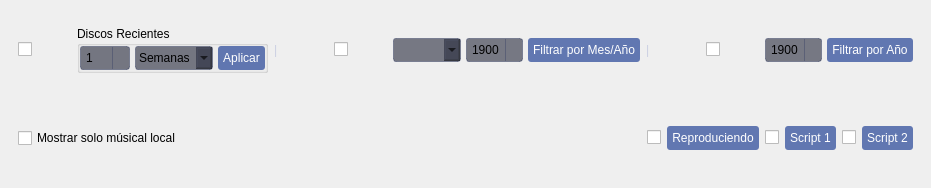
This is ui/fuzzy/music_fuzzy_advanced_settings.ui in volteret4/mfuz as Qt 5 draws it before an edit. The edited form follows.
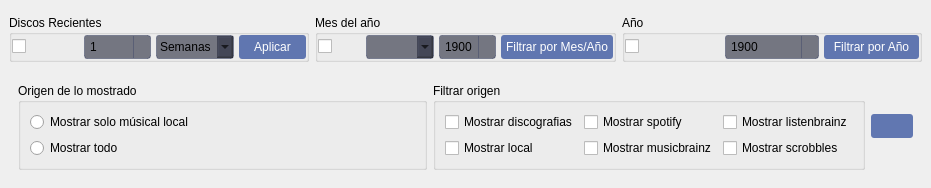
This is the edited form. Icons and pictures are not drawn.

Commit message: FUZZY UI ajustes avanzados

```diff
--- a/ui/fuzzy/music_fuzzy_advanced_settings.ui
+++ b/ui/fuzzy/music_fuzzy_advanced_settings.ui
@@ -59,23 +59,18 @@
       <item>
        <widget class="QWidget" name="fechas_widget" native="true">
         <layout class="QHBoxLayout" name="horizontalLayout_2">
-         <item>
-          <widget class="QCheckBox" name="show_time_unit_check">
-           <property name="text">
-            <string/>
-           </property>
-           <property name="icon">
-            <iconset resource="../../images.qrc">
-             <normaloff>:/services/ads</normaloff>:/services/ads</iconset>
-           </property>
-           <property name="iconSize">
-            <size>
-             <width>32</width>
-             <height>32</height>
-            </size>
-           </property>
-          </widget>
-         </item>
+         <property name="leftMargin">
+          <number>0</number>
+         </property>
+         <property name="topMargin">
+          <number>0</number>
+         </property>
+         <property name="rightMargin">
+          <number>0</number>
+         </property>
+         <property name="bottomMargin">
+          <number>0</number>
+         </property>
          <item>
           <widget class="QGroupBox" name="time_unit_groupBox">
            <property name="sizePolicy">
@@ -103,6 +98,23 @@
             <property name="bottomMargin">
              <number>0</number>
             </property>
+            <item>
+             <widget class="QCheckBox" name="show_time_unit_check">
+              <property name="text">
+               <string/>
+              </property>
+              <property name="icon">
+               <iconset resource="../../images.qrc">
+                <normaloff>:/services/ads</normaloff>:/services/ads</iconset>
+              </property>
+              <property name="iconSize">
+               <size>
+                <width>32</width>
+                <height>32</height>
+               </size>
+              </property>
+             </widget>
+            </item>
             <item>
              <widget class="QSpinBox" name="time_value">
               <property name="minimum">
@@ -146,42 +158,15 @@
           </widget>
          </item>
          <item>
-          <widget class="QLabel" name="separator1">
-           <property name="styleSheet">
-            <string notr="true">color: rgba(169, 177, 214, 0.5);</string>
-           </property>
-           <property name="text">
-            <string>|</string>
-           </property>
-          </widget>
-         </item>
-         <item>
-          <widget class="QCheckBox" name="show_month_year_check">
-           <property name="text">
-            <string/>
-           </property>
-           <property name="icon">
-            <iconset resource="../../images.qrc">
-             <normaloff>:/services/ads</normaloff>:/services/ads</iconset>
-           </property>
-           <property name="iconSize">
-            <size>
-             <width>32</width>
-             <height>32</height>
-            </size>
-           </property>
-          </widget>
-         </item>
-         <item>
-          <widget class="QFrame" name="month_year_frame">
+          <widget class="QGroupBox" name="month_year_groupBox">
            <property name="sizePolicy">
             <sizepolicy hsizetype="Preferred" vsizetype="Fixed">
              <horstretch>0</horstretch>
              <verstretch>0</verstretch>
             </sizepolicy>
            </property>
-           <property name="frameShape">
-            <enum>QFrame::Shape::NoFrame</enum>
+           <property name="title">
+            <string>Mes del año</string>
            </property>
            <layout class="QHBoxLayout" name="month_year_layout">
             <property name="spacing">
@@ -199,6 +184,23 @@
             <property name="bottomMargin">
              <number>0</number>
             </property>
+            <item>
+             <widget class="QCheckBox" name="show_month_year_check">
+              <property name="text">
+               <string/>
+              </property>
+              <property name="icon">
+               <iconset resource="../../images.qrc">
+                <normaloff>:/services/ads</normaloff>:/services/ads</iconset>
+              </property>
+              <property name="iconSize">
+               <size>
+                <width>32</width>
+                <height>32</height>
+               </size>
+              </property>
+             </widget>
+            </item>
             <item>
              <widget class="QComboBox" name="month_combo"/>
             </item>
@@ -229,42 +231,15 @@
           </widget>
          </item>
          <item>
-          <widget class="QLabel" name="separator2">
-           <property name="styleSheet">
-            <string notr="true">color: rgba(169, 177, 214, 0.5);</string>
-           </property>
-           <property name="text">
-            <string>|</string>
-           </property>
-          </widget>
-         </item>
-         <item>
-          <widget class="QCheckBox" name="show_year_check">
-           <property name="text">
-            <string/>
-           </property>
-           <property name="icon">
-            <iconset resource="../../images.qrc">
-             <normaloff>:/services/ads</normaloff>:/services/ads</iconset>
-           </property>
-           <property name="iconSize">
-            <size>
-             <width>32</width>
-             <height>32</height>
-            </size>
-           </property>
-          </widget>
-         </item>
-         <item>
-          <widget class="QFrame" name="year_frame">
+          <widget class="QGroupBox" name="year_groupBox">
            <property name="sizePolicy">
             <sizepolicy hsizetype="Preferred" vsizetype="Fixed">
              <horstretch>0</horstretch>
              <verstretch>0</verstretch>
             </sizepolicy>
            </property>
-           <property name="frameShape">
-            <enum>QFrame::Shape::NoFrame</enum>
+           <property name="title">
+            <string>Año</string>
            </property>
            <layout class="QHBoxLayout" name="year_layout">
             <property name="spacing">
@@ -282,6 +257,23 @@
             <property name="bottomMargin">
              <number>0</number>
             </property>
+            <item>
+             <widget class="QCheckBox" name="show_year_check">
+              <property name="text">
+               <string/>
+              </property>
+              <property name="icon">
+               <iconset resource="../../images.qrc">
+                <normaloff>:/services/ads</normaloff>:/services/ads</iconset>
+              </property>
+              <property name="iconSize">
+               <size>
+                <width>32</width>
+                <height>32</height>
+               </size>
+              </property>
+             </widget>
+            </item>
             <item>
              <widget class="QSpinBox" name="year_only_spin">
               <property name="minimum">
@@ -309,76 +301,91 @@
        <widget class="QWidget" name="botones_widget" native="true">
         <layout class="QHBoxLayout" name="horizontalLayout">
          <item>
-          <widget class="QCheckBox" name="only_local_files">
-           <property name="text">
-            <string>Mostrar solo músical local</string>
+          <widget class="QGroupBox" name="groupBox_2">
+           <property name="title">
+            <string>Origen de lo mostrado</string>
            </property>
+           <layout class="QVBoxLayout" name="verticalLayout_2">
+            <item>
+             <widget class="QRadioButton" name="only_local_files">
+              <property name="text">
+               <string>Mostrar solo músical local</string>
+              </property>
+             </widget>
+            </item>
+            <item>
+             <widget class="QRadioButton" name="show_all">
+              <property name="text">
+               <string>Mostrar todo</string>
+              </property>
+             </widget>
+            </item>
+           </layout>
           </widget>
          </item>
          <item>
-          <spacer name="horizontalSpacer">
-           <property name="orientation">
-            <enum>Qt::Orientation::Horizontal</enum>
+          <widget class="QGroupBox" name="groupBox_3">
+           <property name="title">
+            <string>Filtrar origen</string>
            </property>
-           <property name="sizeHint" stdset="0">
-            <size>
-             <width>40</width>
-             <height>20</height>
-            </size>
-           </property>
-          </spacer>
-         </item>
-         <item>
-          <widget class="QCheckBox" name="show_playing_check">
-           <property name="text">
-            <string/>
-           </property>
-           <property name="icon">
-            <iconset resource="../../images.qrc">
-             <normaloff>:/services/ads</normaloff>:/services/ads</iconset>
-           </property>
-           <property name="iconSize">
-            <size>
-             <width>32</width>
-             <height>32</height>
-            </size>
-           </property>
+           <layout class="QGridLayout" name="gridLayout">
+            <item row="0" column="0">
+             <widget class="QCheckBox" name="discografia_check">
+              <property name="text">
+               <string>Mostrar discografias</string>
+              </property>
+             </widget>
+            </item>
+            <item row="0" column="1">
+             <widget class="QCheckBox" name="spotify_check">
+              <property name="text">
+               <string>Mostrar spotify</string>
+              </property>
+             </widget>
+            </item>
+            <item row="0" column="2">
+             <widget class="QCheckBox" name="listenbrainz_check">
+              <property name="text">
+               <string>Mostrar listenbrainz</string>
+              </property>
+             </widget>
+            </item>
+            <item row="1" column="2">
+             <widget class="QCheckBox" name="scrobbles_check">
+              <property name="text">
+               <string>Mostrar scrobbles</string>
+              </property>
+             </widget>
+            </item>
+            <item row="1" column="0">
+             <widget class="QCheckBox" name="local_check">
+              <property name="text">
+               <string>Mostrar local</string>
+              </property>
+             </widget>
+            </item>
+            <item row="1" column="1">
+             <widget class="QCheckBox" name="musicbrainz_check">
+              <property name="text">
+               <string>Mostrar musicbrainz</string>
+              </property>
+             </widget>
+            </item>
+           </layout>
           </widget>
          </item>
          <item>
-          <widget class="QPushButton" name="playing_button_inactive">
-           <property name="text">
-            <string>Reproduciendo</string>
+          <widget class="QPushButton" name="pushButton">
+           <property name="sizePolicy">
+            <sizepolicy hsizetype="Fixed" vsizetype="Fixed">
+             <horstretch>0</horstretch>
+             <verstretch>0</verstretch>
+            </sizepolicy>
            </property>
-          </widget>
-         </item>
-         <item>
-          <widget class="QCheckBox" name="show_script_1_check">
-           <property name="text">
-            <string/>
+           <property name="toolTip">
+            <string>Personalizar botones</string>
            </property>
-           <property name="icon">
-            <iconset resource="../../images.qrc">
-             <normaloff>:/services/ads</normaloff>:/services/ads</iconset>
-           </property>
-           <property name="iconSize">
-            <size>
-             <width>32</width>
-             <height>32</height>
-            </size>
-           </property>
-          </widget>
-         </item>
-         <item>
-          <widget class="QPushButton" name="script_1_button">
            <property name="text">
-            <string>Script 1</string>
-           </property>
-          </widget>
-         </item>
-         <item>
-          <widget class="QCheckBox" name="show_script_2_check">
-           <property name="text">
             <string/>
            </property>
            <property name="icon">
@@ -391,12 +398,8 @@
              <height>32</height>
             </size>
            </property>
-          </widget>
-         </item>
-         <item>
-          <widget class="QPushButton" name="script_2_button">
-           <property name="text">
-            <string>Script 2</string>
+           <property name="flat">
+            <bool>true</bool>
            </property>
           </widget>
          </item>
```
Left out of the diff: 2 changed lines with no effect on the pictures.
